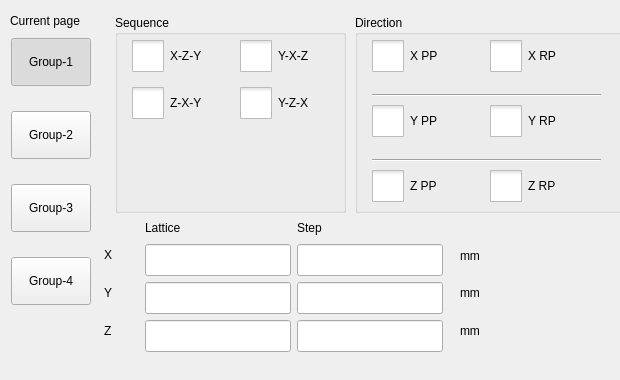
Old version of the form hcsettings/ichcstackedsettingsframe.ui in the repository GaussCheng/2-5AxisPunch.
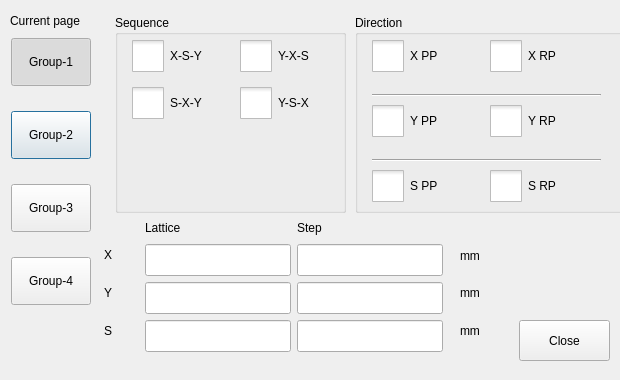
New version of the form. Icons and pictures are not drawn. Custom widgets are drawn as their Qt base class.

Patch:
```diff
--- a/hcsettings/ichcstackedsettingsframe.ui
+++ b/hcsettings/ichcstackedsettingsframe.ui
@@ -1,7 +1,7 @@
 <?xml version="1.0" encoding="UTF-8"?>
 <ui version="4.0">
  <class>ICHCStackedSettingsFrame</class>
- <widget class="QFrame" name="ICHCStackedSettingsFrame">
+ <widget class="QDialog" name="ICHCStackedSettingsFrame">
   <property name="geometry">
    <rect>
     <x>0</x>
@@ -11,13 +11,7 @@
    </rect>
   </property>
   <property name="windowTitle">
-   <string>Frame</string>
-  </property>
-  <property name="frameShape">
-   <enum>QFrame::NoFrame</enum>
-  </property>
-  <property name="frameShadow">
-   <enum>QFrame::Plain</enum>
+   <string>StackSettings</string>
   </property>
   <widget class="QLabel" name="currentPageLabel">
    <property name="geometry">
@@ -367,7 +361,7 @@
     </rect>
    </property>
    <property name="text">
-    <string>Z</string>
+    <string>S</string>
    </property>
   </widget>
   <widget class="QLabel" name="label_2">
@@ -421,7 +415,7 @@
 </string>
     </property>
     <property name="text">
-     <string>X-Z-Y</string>
+     <string notr="true">X-S-Y</string>
     </property>
     <attribute name="buttonGroup">
      <string>buttonGroup</string>
@@ -453,7 +447,7 @@
 </string>
     </property>
     <property name="text">
-     <string>Z-X-Y</string>
+     <string notr="true">S-X-Y</string>
     </property>
     <attribute name="buttonGroup">
      <string>buttonGroup</string>
@@ -485,7 +479,7 @@
 </string>
     </property>
     <property name="text">
-     <string>Y-Z-X</string>
+     <string notr="true">Y-S-X</string>
     </property>
     <attribute name="buttonGroup">
      <string>buttonGroup</string>
@@ -523,7 +517,7 @@
 </string>
     </property>
     <property name="text">
-     <string>Y-X-Z</string>
+     <string notr="true">Y-X-S</string>
     </property>
     <attribute name="buttonGroup">
      <string>buttonGroup</string>
@@ -711,7 +705,7 @@
 </string>
     </property>
     <property name="text">
-     <string>Z PP</string>
+     <string>S PP</string>
     </property>
     <attribute name="buttonGroup">
      <string>buttonGroup_5</string>
@@ -743,7 +737,7 @@
 </string>
     </property>
     <property name="text">
-     <string>Z RP</string>
+     <string>S RP</string>
     </property>
     <attribute name="buttonGroup">
      <string>buttonGroup_5</string>
@@ -776,6 +770,19 @@
     </property>
    </widget>
   </widget>
+  <widget class="QPushButton" name="closeButton">
+   <property name="geometry">
+    <rect>
+     <x>519</x>
+     <y>320</y>
+     <width>91</width>
+     <height>41</height>
+    </rect>
+   </property>
+   <property name="text">
+    <string>Close</string>
+   </property>
+  </widget>
  </widget>
  <customwidgets>
   <customwidget>
```
Left out of the diff: 30 changed lines with no effect on the pictures.
